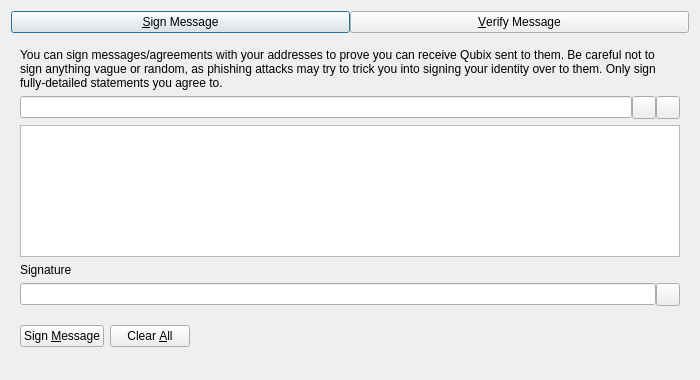
This is src/qt/forms/signverifymessagedialog.ui in soosho/qubix as Qt 5 draws it before an edit. The edited form follows.
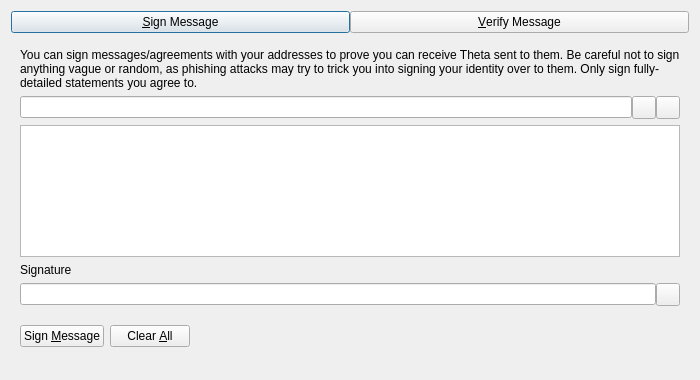
This is the edited form. Custom widgets are drawn as their Qt base class.

Patch:
```diff
--- a/src/qt/forms/signverifymessagedialog.ui
+++ b/src/qt/forms/signverifymessagedialog.ui
@@ -63,7 +63,7 @@
        <item>
         <widget class="QLabel" name="infoLabel_SM">
          <property name="text">
-          <string>You can sign messages/agreements with your addresses to prove you can receive Qubix sent to them. Be careful not to sign anything vague or random, as phishing attacks may try to trick you into signing your identity over to them. Only sign fully-detailed statements you agree to.</string>
+          <string>You can sign messages/agreements with your addresses to prove you can receive Theta sent to them. Be careful not to sign anything vague or random, as phishing attacks may try to trick you into signing your identity over to them. Only sign fully-detailed statements you agree to.</string>
          </property>
          <property name="textFormat">
           <enum>Qt::PlainText</enum>
```
Left out of the diff: 10 changed lines with no effect on the pictures.
